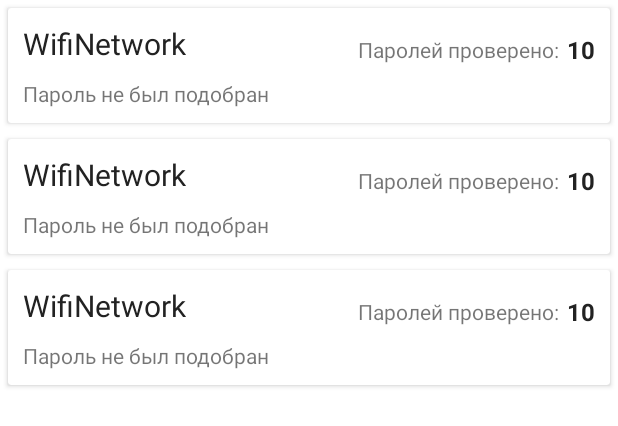
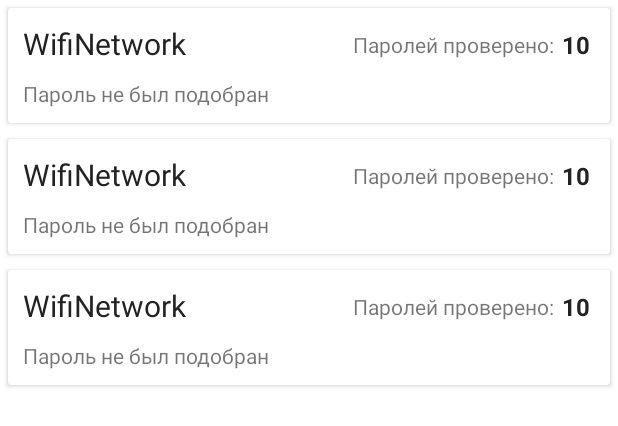
Before and after one commit to MaverickBattler/SecureWifi, an Android app: the layout fragment_results.xml on its own in the app's theme, with its tools: preview values and no code run, on a phone screen of 412 x 824 dp. Shown: the top 426 px of the screen. Run offline under Robolectric (Android 15) with nearby library versions, the phone set to English and light mode, and no system bars.

Commit message:
Minor check result item change

```diff
--- a/app/src/main/res/layout/wifi_check_result_item.xml
+++ b/app/src/main/res/layout/wifi_check_result_item.xml
@@ -37,9 +37,7 @@
             android:textStyle="bold"
             app:layout_constraintEnd_toEndOf="parent"
             app:layout_constraintTop_toTopOf="parent"
-            app:layout_constraintBottom_toBottomOf="parent"
-            app:layout_constraintVertical_bias="0.2"
-            android:layout_margin="10dp"
+            android:layout_margin="13dp"
             tools:text="10"/>
 
         <TextView
```
